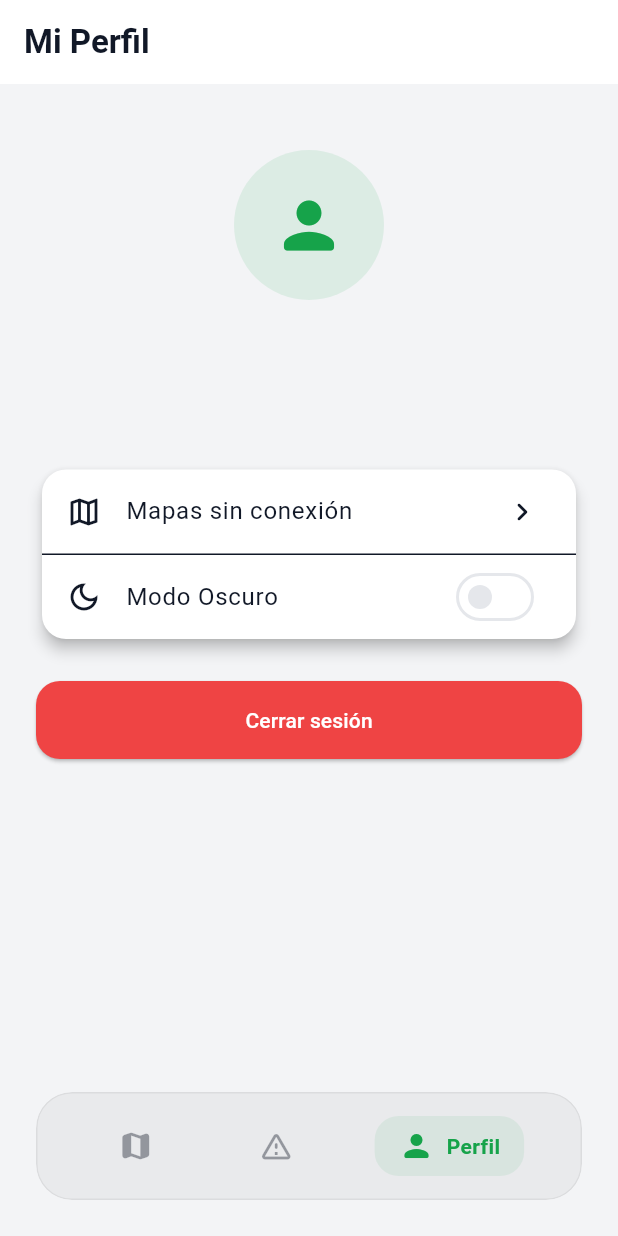
After one commit to MelaSqui/RuteandoBolivia, a Flutter app: the screen it shows once a user with an empty profile is signed in, item 3 of the bottom bar chosen, after a tap on "Cerrar sesión", on a phone screen of 412 x 824 dp. The commit adds this screen. Run offline on Flutter 3.47's test engine with Material 3 defaults, Android fonts, the phone set to English and light mode, and no system bars; our stand-ins replace flutter_map, flutter_svg, latlong2, supabase_flutter; accounts and stored records are empty.

Commit message:
feat(navigation): [RUT-7] crear menu inferior flotante glassmorphic y estructura de pantallas en modulos

```diff
--- /dev/null
+++ b/lib/features/alerts/presentation/screens/alerts_screen.dart
@@ -0,0 +1,42 @@
+import 'package:flutter/material.dart';
+
+class AlertsScreen extends StatelessWidget {
+  const AlertsScreen({super.key});
+
+  @override
+  Widget build(BuildContext context) {
+    final theme = Theme.of(context);
+
+    return Scaffold(
+      appBar: AppBar(
+        title: const Text('Alertas de Carreteras'),
+        backgroundColor: theme.colorScheme.surface,
+      ),
+      body: Center(
+        child: Column(
+          mainAxisAlignment: MainAxisAlignment.center,
+          children: [
+            Icon(
+              Icons.warning_amber_rounded,
+              size: 64,
+              color: theme.colorScheme.primary,
+            ),
+            const SizedBox(height: 16),
+            Text(
+              'No hay incidentes reportados',
+              style: theme.textTheme.titleMedium,
+            ),
+            const SizedBox(height: 8),
+            Text(
+              'Las carreteras se encuentran transitables por el momento.',
+              style: theme.textTheme.bodyMedium?.copyWith(
+                color: theme.colorScheme.onSurface.withOpacity(0.6),
+              ),
+              textAlign: TextAlign.center,
+            ),
+          ],
+        ),
+      ),
+    );
+  }
+}
--- /dev/null
+++ b/lib/features/home/presentation/screens/home_screen.dart
@@ -0,0 +1,127 @@
+import 'dart:ui';
+import 'package:flutter/material.dart';
+import 'package:ruteando_bolivia/features/map/presentation/screens/map_screen.dart';
+import 'package:ruteando_bolivia/features/alerts/presentation/screens/alerts_screen.dart';
+import 'package:ruteando_bolivia/features/profile/presentation/screens/profile_screen.dart';
+
+class HomeScreen extends StatefulWidget {
+  const HomeScreen({super.key});
+
+  @override
+  State<HomeScreen> createState() => _HomeScreenState();
+}
+
+class _HomeScreenState extends State<HomeScreen> {
+  int _currentIndex = 0;
+
+  final List<Widget> _screens = const [
+    MapaTransitabilidad(),
+    AlertsScreen(),
+    ProfileScreen(),
+  ];
+
+  @override
+  Widget build(BuildContext context) {
+    final theme = Theme.of(context);
+    final isDark = theme.brightness == Brightness.dark;
+
+    return Scaffold(
+      resizeToAvoidBottomInset: false,
+      body: Stack(
+        children: [
+          // Pantalla seleccionada de fondo completo
+          Positioned.fill(
+            child: IndexedStack(
+              index: _currentIndex,
+              children: _screens,
+            ),
+          ),
+
+          // Menú de navegación inferior flotante glassmorphic
+          Positioned(
+            left: 24,
+            right: 24,
+            bottom: 24,
+            child: ClipRRect(
+              borderRadius: BorderRadius.circular(24),
+              child: BackdropFilter(
+                filter: ImageFilter.blur(sigmaX: 12, sigmaY: 12),
+                child: Container(
+                  height: 72,
+                  decoration: BoxDecoration(
+                    color: isDark
+                        ? Colors.white.withOpacity(0.06)
+                        : Colors.black.withOpacity(0.04),
+                    borderRadius: BorderRadius.circular(24),
+                    border: Border.all(
+                      color: isDark
+                          ? Colors.white.withOpacity(0.08)
+                          : Colors.black.withOpacity(0.06),
+                      width: 1,
+                    ),
+                  ),
+                  child: Row(
+                    mainAxisAlignment: MainAxisAlignment.spaceEvenly,
+                    children: [
+                      _buildNavItem(0, Icons.map_rounded, 'Mapa', theme),
+                      _buildNavItem(1, Icons.warning_amber_rounded, 'Alertas', theme),
+                      _buildNavItem(2, Icons.person_rounded, 'Perfil', theme),
+                    ],
+                  ),
+                ),
+              ),
+            ),
+          ),
+        ],
+      ),
+    );
+  }
+
+  Widget _buildNavItem(int index, IconData icon, String label, ThemeData theme) {
+    final isSelected = _currentIndex == index;
+    final activeColor = theme.colorScheme.primary;
+    final inactiveColor = theme.colorScheme.onSurface.withOpacity(0.4);
+
+    return GestureDetector(
+      behavior: HitTestBehavior.opaque,
+      onTap: () {
+        setState(() {
+          _currentIndex = index;
+        });
+      },
+      child: AnimatedContainer(
+        duration: const Duration(milliseconds: 250),
+        curve: Curves.easeInOut,
+        padding: const EdgeInsets.symmetric(horizontal: 16, vertical: 8),
+        decoration: BoxDecoration(
+          color: isSelected
+              ? activeColor.withOpacity(0.08)
+              : Colors.transparent,
+          borderRadius: BorderRadius.circular(16),
+        ),
+        child: Row(
+          mainAxisSize: MainAxisSize.min,
+          children: [
+            Icon(
+              icon,
+              color: isSelected ? activeColor : inactiveColor,
+              size: 24,
+            ),
+            if (isSelected) ...[
+              const SizedBox(width: 8),
+              Text(
+                label,
+                style: TextStyle(
+                  color: activeColor,
+                  fontWeight: FontWeight.w600,
+                  fontSize: 14,
+                ),
+              ),
+            ],
+          ],
+          // No emojis in any code
+        ),
+      ),
+    );
+  }
+}
--- /dev/null
+++ b/lib/features/map/presentation/screens/map_screen.dart
@@ -0,0 +1,94 @@
+import 'package:flutter/material.dart';
+import 'package:flutter_map/flutter_map.dart';
+import 'package:flutter_svg/flutter_svg.dart';
+import 'package:latlong2/latlong.dart';
+import 'package:supabase_flutter/supabase_flutter.dart';
+
+class MapaTransitabilidad extends StatefulWidget {
+  const MapaTransitabilidad({super.key});
+
+  @override
+  State<MapaTransitabilidad> createState() => _MapaTransitabilidadState();
+}
+
+class _MapaTransitabilidadState extends State<MapaTransitabilidad> {
+  // Centro de Bolivia (aproximado)
+  final LatLng _boliviaCenter = const LatLng(-16.2902, -63.5887);
+
+  Future<void> _signOut() async {
+    await Supabase.instance.client.auth.signOut();
+    // El AuthGate detectará el cambio y mostrará el Login automáticamente
+  }
+
+  @override
+  Widget build(BuildContext context) {
+    final theme = Theme.of(context);
+    final isDark = theme.brightness == Brightness.dark;
+    final patternAsset = isDark
+        ? 'assets/patterns/roads_dark.svg'
+        : 'assets/patterns/roads_light.svg';
+
+    // Obtener info del usuario actual
+    final user = Supabase.instance.client.auth.currentUser;
+    final displayName =
+        user?.userMetadata?['display_name'] as String? ?? 'Viajero';
+
+    return Scaffold(
+      backgroundColor: Colors.transparent,
+      appBar: AppBar(
+        title: Text('Hola, $displayName 👋'),
+        backgroundColor: theme.colorScheme.surface,
+        actions: [
+          IconButton(
+            icon: const Icon(Icons.logout_rounded),
+            tooltip: 'Cerrar sesión',
+            onPressed: _signOut,
+          ),
+        ],
+      ),
+      body: Stack(
+        children: [
+          Positioned.fill(
+            child: Container(color: theme.colorScheme.surface),
+          ),
+          Positioned.fill(
+            child: Opacity(
+              opacity: isDark ? 0.06 : 0.04,
+              child: SvgPicture.asset(
+                patternAsset,
+                fit: BoxFit.cover,
+              ),
+            ),
+          ),
+          Positioned.fill(
+            child: Container(
+              decoration: BoxDecoration(
+                gradient: LinearGradient(
+                  begin: Alignment.topCenter,
+                  end: Alignment.bottomCenter,
+                  colors: [
+                    theme.colorScheme.surface.withOpacity(0.0),
+                    theme.colorScheme.surface.withOpacity(0.16),
+                  ],
+                ),
+              ),
+            ),
+          ),
+          FlutterMap(
+            options: MapOptions(
+              initialCenter: _boliviaCenter,
+              initialZoom: 6.0,
+            ),
+            children: [
+              TileLayer(
+                urlTemplate: 'https://tile.openstreetmap.org/{z}/{x}/{y}.png',
+                userAgentPackageName: 'com.ruteandobolivia',
+              ),
+              // Aquí agregaremos luego los marcadores que vengan de Supabase
+            ],
+          ),
+        ],
+      ),
+    );
+  }
+}
--- /dev/null
+++ b/lib/features/profile/presentation/screens/profile_screen.dart
@@ -0,0 +1,90 @@
+import 'package:flutter/material.dart';
+import 'package:supabase_flutter/supabase_flutter.dart';
+
+class ProfileScreen extends StatelessWidget {
+  const ProfileScreen({super.key});
+
+  Future<void> _signOut(BuildContext context) async {
+    await Supabase.instance.client.auth.signOut();
+  }
+
+  @override
+  Widget build(BuildContext context) {
+    final theme = Theme.of(context);
+    final user = Supabase.instance.client.auth.currentUser;
+    final displayName = user?.userMetadata?['display_name'] as String? ?? 'Viajero';
+    final email = user?.email ?? '';
+
+    return Scaffold(
+      appBar: AppBar(
+        title: const Text('Mi Perfil'),
+        backgroundColor: theme.colorScheme.surface,
+      ),
+      body: SingleChildScrollView(
+        padding: const EdgeInsets.all(24),
+        child: Column(
+          children: [
+            const SizedBox(height: 20),
+            CircleAvatar(
+              radius: 50,
+              backgroundColor: theme.colorScheme.primary.withOpacity(0.1),
+              child: Icon(
+                Icons.person_rounded,
+                size: 50,
+                color: theme.colorScheme.primary,
+              ),
+            ),
+            const SizedBox(height: 16),
+            Text(
+              displayName,
+              style: theme.textTheme.titleLarge,
+            ),
+            const SizedBox(height: 4),
+            Text(
+              email,
+              style: theme.textTheme.bodyMedium?.copyWith(
+                color: theme.colorScheme.onSurface.withOpacity(0.6),
+              ),
+            ),
+            const SizedBox(height: 40),
+            // Opciones de configuración
+            Card(
+              child: Column(
+                children: [
+                  ListTile(
+                    leading: const Icon(Icons.map_outlined),
+                    title: const Text('Mapas sin conexión'),
+                    trailing: const Icon(Icons.chevron_right_rounded),
+                    onTap: () {},
+                  ),
+                  const Divider(height: 1),
+                  ListTile(
+                    leading: const Icon(Icons.dark_mode_outlined),
+                    title: const Text('Modo Oscuro'),
+                    trailing: Switch(
+                      value: theme.brightness == Brightness.dark,
+                      onChanged: (val) {},
+                    ),
+                  ),
+                ],
+              ),
+            ),
+            const SizedBox(height: 24),
+            SizedBox(
+              width: double.infinity,
+              height: 52,
+              child: ElevatedButton(
+                onPressed: () => _signOut(context),
+                style: ElevatedButton.styleFrom(
+                  backgroundColor: theme.colorScheme.error,
+                  foregroundColor: Colors.white,
+                ),
+                child: const Text('Cerrar sesión'),
+              ),
+            ),
+          ],
+        ),
+      ),
+    );
+  }
+}
--- a/lib/main.dart
+++ b/lib/main.dart
@@ -1,10 +1,8 @@
 import 'package:flutter/material.dart';
-import 'package:flutter_map/flutter_map.dart';
-import 'package:flutter_svg/flutter_svg.dart';
-import 'package:latlong2/latlong.dart';
 import 'package:supabase_flutter/supabase_flutter.dart';
 import 'theme/app_theme.dart';
 import 'features/auth/presentation/screens/login_screen.dart';
+import 'features/home/presentation/screens/home_screen.dart';
 
 void main() async {
   WidgetsFlutterBinding.ensureInitialized();
@@ -34,10 +32,8 @@ class RuteandoBoliviaApp extends StatelessWidget {
 }
 
 /// AuthGate: Escucha el estado de autenticación de Supabase.
-/// - Si hay sesión activa (token guardado localmente), va directo al mapa.
+/// - Si hay sesión activa (token guardado localmente), va directo a la pantalla principal.
 /// - Si no hay sesión, muestra el Login.
-/// - La sesión persiste automáticamente gracias a supabase_flutter,
-///   así que el usuario solo inicia sesión UNA VEZ.
 class AuthGate extends StatefulWidget {
   const AuthGate({super.key});
 
@@ -56,10 +52,10 @@ class _AuthGateState extends State<AuthGate> {
           return const _SplashScreen();
         }
 
-        // Si hay sesión activa, ir al mapa
+        // Si hay sesión activa, ir a HomeScreen
         final session = Supabase.instance.client.auth.currentSession;
         if (session != null) {
-          return const MapaTransitabilidad();
+          return const HomeScreen();
         }
 
         // Si no hay sesión, mostrar Login
@@ -149,92 +145,3 @@ class _SplashScreen extends StatelessWidget {
     );
   }
 }
-
-class MapaTransitabilidad extends StatefulWidget {
-  const MapaTransitabilidad({super.key});
-
-  @override
-  State<MapaTransitabilidad> createState() => _MapaTransitabilidadState();
-}
-
-class _MapaTransitabilidadState extends State<MapaTransitabilidad> {
-  // Centro de Bolivia (aproximado)
-  final LatLng _boliviaCenter = const LatLng(-16.2902, -63.5887);
-
-  Future<void> _signOut() async {
-    await Supabase.instance.client.auth.signOut();
-    // El AuthGate detectará el cambio y mostrará el Login automáticamente
-  }
-
-  @override
-  Widget build(BuildContext context) {
-    final theme = Theme.of(context);
-    final isDark = theme.brightness == Brightness.dark;
-    final patternAsset = isDark
-        ? 'assets/patterns/roads_dark.svg'
-        : 'assets/patterns/roads_light.svg';
-
-    // Obtener info del usuario actual
-    final user = Supabase.instance.client.auth.currentUser;
-    final displayName =
-        user?.userMetadata?['display_name'] as String? ?? 'Viajero';
-
-    return Scaffold(
-      backgroundColor: Colors.transparent,
-      appBar: AppBar(
-        title: Text('Hola, $displayName 👋'),
-        backgroundColor: theme.colorScheme.surface,
-        actions: [
-          IconButton(
-            icon: const Icon(Icons.logout_rounded),
-            tooltip: 'Cerrar sesión',
-            onPressed: _signOut,
-          ),
-        ],
-      ),
-      body: Stack(
-        children: [
-          Positioned.fill(
-            child: Container(color: theme.colorScheme.surface),
-          ),
-          Positioned.fill(
-            child: Opacity(
-              opacity: isDark ? 0.06 : 0.04,
-              child: SvgPicture.asset(
-                patternAsset,
-                fit: BoxFit.cover,
-              ),
-            ),
-          ),
-          Positioned.fill(
-            child: Container(
-              decoration: BoxDecoration(
-                gradient: LinearGradient(
-                  begin: Alignment.topCenter,
-                  end: Alignment.bottomCenter,
-                  colors: [
-                    theme.colorScheme.surface.withOpacity(0.0),
-                    theme.colorScheme.surface.withOpacity(0.16),
-                  ],
-                ),
-              ),
-            ),
-          ),
-          FlutterMap(
-            options: MapOptions(
-              initialCenter: _boliviaCenter,
-              initialZoom: 6.0,
-            ),
-            children: [
-              TileLayer(
-                urlTemplate: 'https://tile.openstreetmap.org/{z}/{x}/{y}.png',
-                userAgentPackageName: 'com.ruteandobolivia',
-              ),
-              // Aquí agregaremos luego los marcadores que vengan de Supabase
-            ],
-          ),
-        ],
-      ),
-    );
-  }
-}
```
